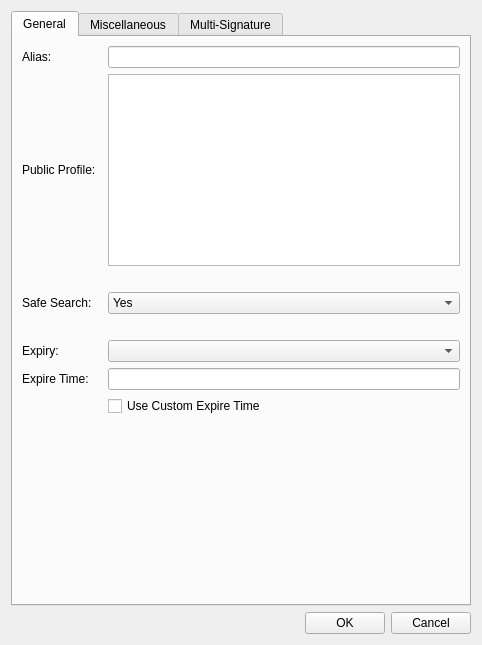
Old version of the form src/qt/forms/editaliasdialog.ui in the repository greggdourgarian/syscoin2.
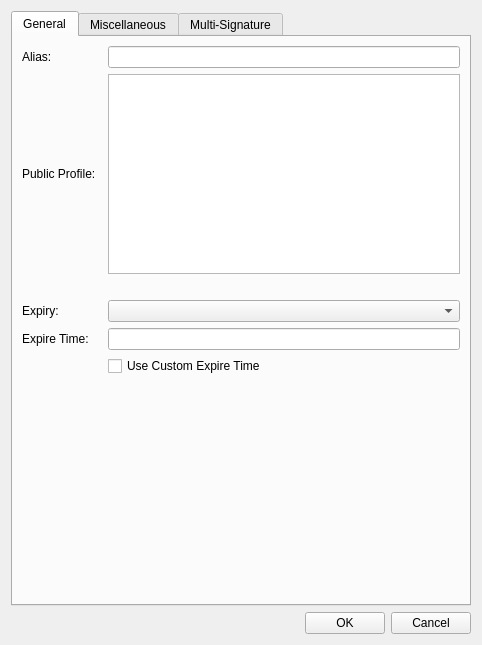
New version of the form. Custom widgets are drawn as their Qt base class.

Diff of the .ui file:
```diff
--- a/src/qt/forms/editaliasdialog.ui
+++ b/src/qt/forms/editaliasdialog.ui
@@ -71,37 +71,6 @@
          </property>
         </widget>
        </item>
-       <item row="3" column="1">
-        <widget class="QComboBox" name="safeSearchEdit">
-         <item>
-          <property name="text">
-           <string>Yes</string>
-          </property>
-         </item>
-         <item>
-          <property name="text">
-           <string>No</string>
-          </property>
-         </item>
-        </widget>
-       </item>
-       <item row="4" column="1">
-        <widget class="QLabel" name="safeSearchDisclaimer">
-         <property name="text">
-          <string/>
-         </property>
-         <property name="wordWrap">
-          <bool>true</bool>
-         </property>
-        </widget>
-       </item>
-       <item row="3" column="0">
-        <widget class="QLabel" name="labelSafeSearch">
-         <property name="text">
-          <string>Safe Search:</string>
-         </property>
-        </widget>
-       </item>
        <item row="5" column="0">
         <widget class="QLabel" name="label_3">
          <property name="text">
```
